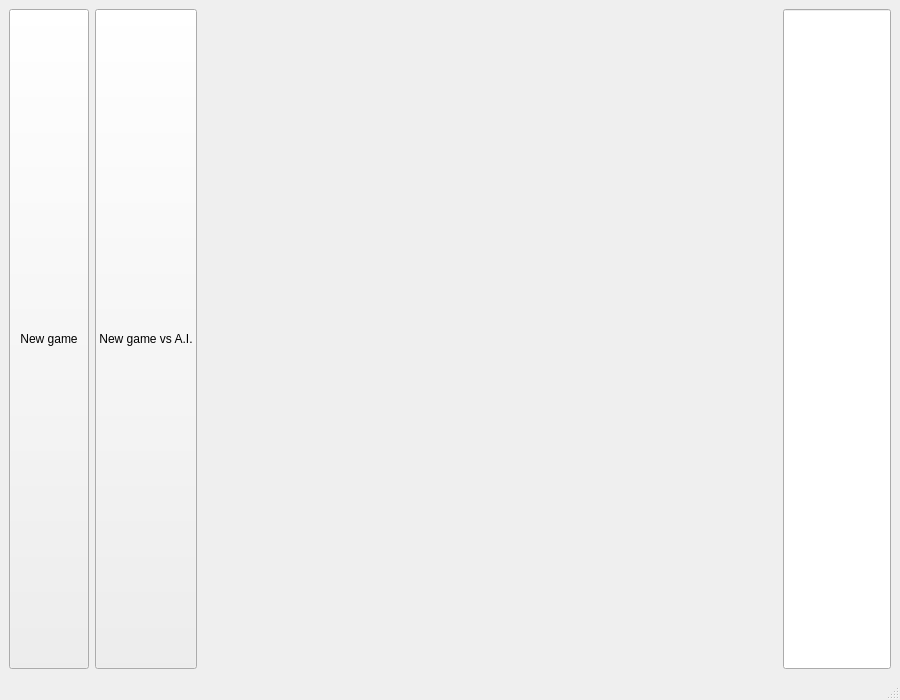
Before: the Qt Designer form MainWindow.ui in CChenCPP/Connect4, drawn with Qt 5.
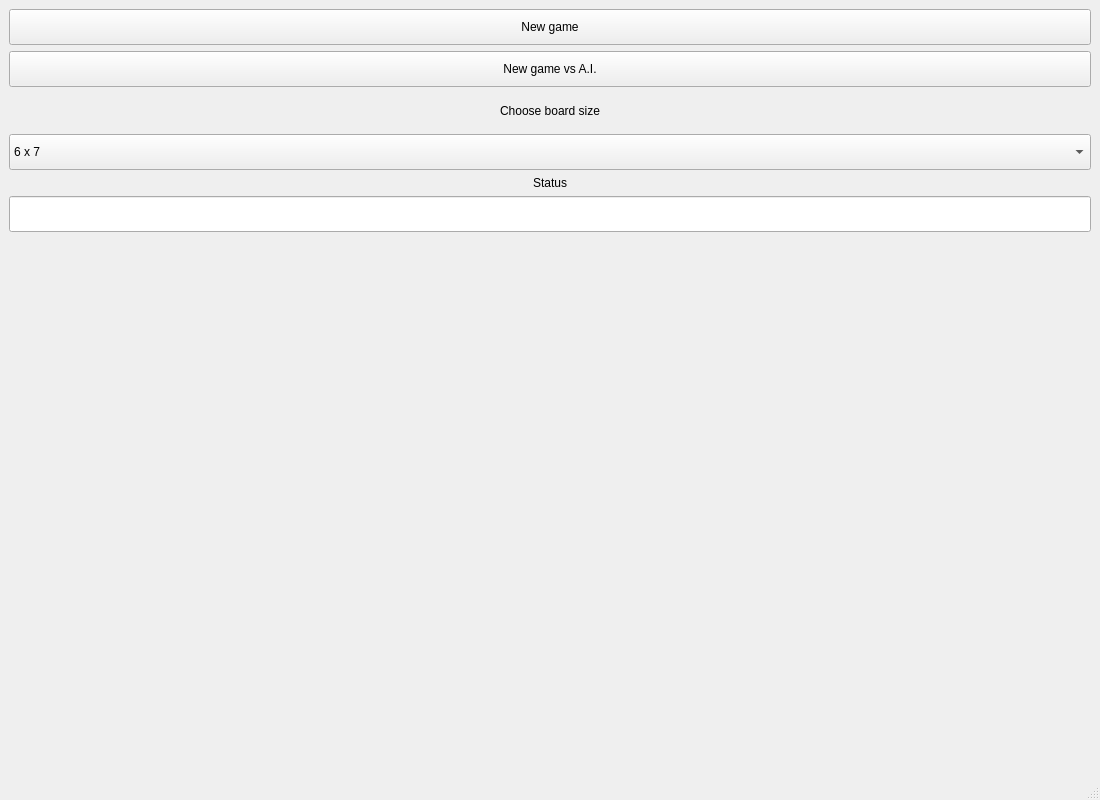
After: the same form once the commit is applied.

What changed in the file:
```diff
--- a/MainWindow.ui
+++ b/MainWindow.ui
@@ -9,8 +9,8 @@
    <rect>
     <x>0</x>
     <y>0</y>
-    <width>900</width>
-    <height>700</height>
+    <width>1100</width>
+    <height>800</height>
    </rect>
   </property>
   <property name="sizePolicy">
@@ -23,13 +23,13 @@
    <string>MainWindow</string>
   </property>
   <widget class="QWidget" name="centralwidget">
-   <layout class="QVBoxLayout" name="verticalLayout" stretch="1,15">
+   <layout class="QHBoxLayout" name="horizontalLayout" stretch="3,20">
     <item>
-     <layout class="QHBoxLayout" name="horizontalLayout">
+     <layout class="QVBoxLayout" name="verticalLayout" stretch="1,1,1,1,0,1,15">
       <item>
        <widget class="QPushButton" name="newGamePushButton">
         <property name="sizePolicy">
-         <sizepolicy hsizetype="Minimum" vsizetype="Preferred">
+         <sizepolicy hsizetype="Preferred" vsizetype="Preferred">
           <horstretch>0</horstretch>
           <verstretch>0</verstretch>
          </sizepolicy>
@@ -42,7 +42,7 @@
       <item>
        <widget class="QPushButton" name="newGameAIPushButton">
         <property name="sizePolicy">
-         <sizepolicy hsizetype="Minimum" vsizetype="Preferred">
+         <sizepolicy hsizetype="Preferred" vsizetype="Preferred">
           <horstretch>0</horstretch>
           <verstretch>0</verstretch>
          </sizepolicy>
@@ -53,31 +53,102 @@
        </widget>
       </item>
       <item>
-       <spacer name="horizontalSpacer">
-        <property name="orientation">
-         <enum>Qt::Horizontal</enum>
+       <widget class="QLabel" name="chooseBoardSizeLabel">
+        <property name="text">
+         <string>Choose board size</string>
         </property>
-        <property name="sizeHint" stdset="0">
+        <property name="alignment">
+         <set>Qt::AlignCenter</set>
+        </property>
+       </widget>
+      </item>
+      <item>
+       <widget class="QComboBox" name="boardSizeComboBox">
+        <property name="sizePolicy">
+         <sizepolicy hsizetype="Preferred" vsizetype="Preferred">
+          <horstretch>0</horstretch>
+          <verstretch>0</verstretch>
+         </sizepolicy>
+        </property>
+        <property name="minimumSize">
          <size>
-          <width>40</width>
-          <height>20</height>
+          <width>85</width>
+          <height>0</height>
          </size>
         </property>
-       </spacer>
+        <item>
+         <property name="text">
+          <string>6 x 7</string>
+         </property>
+        </item>
+        <item>
+         <property name="text">
+          <string>7 x 8</string>
+         </property>
+        </item>
+        <item>
+         <property name="text">
+          <string>7 x 9</string>
+         </property>
+        </item>
+        <item>
+         <property name="text">
+          <string>8 x 8</string>
+         </property>
+        </item>
+        <item>
+         <property name="text">
+          <string>8 x 9</string>
+         </property>
+        </item>
+        <item>
+         <property name="text">
+          <string>8 x 10</string>
+         </property>
+        </item>
+       </widget>
+      </item>
+      <item>
+       <widget class="QLabel" name="playerTurnLabel">
+        <property name="text">
+         <string>Status</string>
+        </property>
+        <property name="alignment">
+         <set>Qt::AlignCenter</set>
+        </property>
+       </widget>
       </item>
       <item>
        <widget class="QLineEdit" name="playerTurnLineEdit">
         <property name="sizePolicy">
-         <sizepolicy hsizetype="Maximum" vsizetype="Preferred">
+         <sizepolicy hsizetype="Preferred" vsizetype="Preferred">
           <horstretch>0</horstretch>
           <verstretch>0</verstretch>
          </sizepolicy>
         </property>
+        <property name="font">
+         <font>
+          <pointsize>8</pointsize>
+         </font>
+        </property>
         <property name="readOnly">
          <bool>true</bool>
         </property>
        </widget>
       </item>
+      <item>
+       <spacer name="verticalSpacer">
+        <property name="orientation">
+         <enum>Qt::Vertical</enum>
+        </property>
+        <property name="sizeHint" stdset="0">
+         <size>
+          <width>20</width>
+          <height>40</height>
+         </size>
+        </property>
+       </spacer>
+      </item>
      </layout>
     </item>
     <item>
```
Left out of the diff: 2 changed lines with no effect on the pictures.
